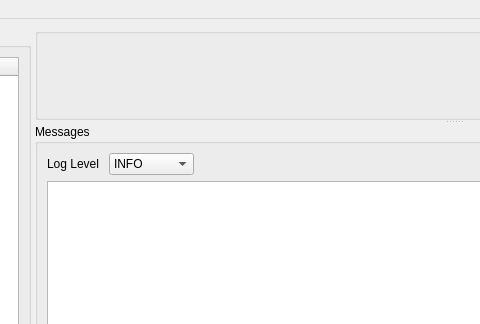
ShreeshaN/USoundApp, file homescreen.ui: the form before one commit; both pictures show x 258 to 738 and y 0 to 324 of the 1140 by 738 pixel window.
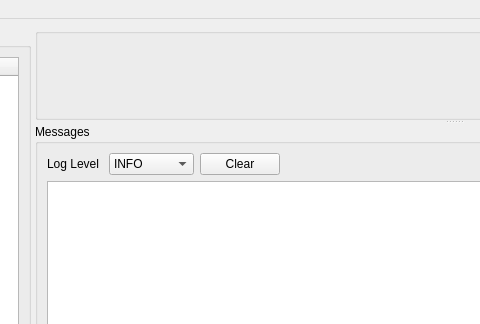
The form after the commit. Icons and pictures are not drawn.

Commit message: Support to clear logs

What changed in the file:
```diff
--- a/homescreen.ui
+++ b/homescreen.ui
@@ -311,6 +311,13 @@
                </item>
               </widget>
              </item>
+             <item>
+              <widget class="QPushButton" name="clearLogs">
+               <property name="text">
+                <string>Clear</string>
+               </property>
+              </widget>
+             </item>
              <item>
               <spacer name="horizontalSpacer_2">
                <property name="orientation">
```
Left out of the diff: 4 changed lines with no effect on the pictures. The commit also changes 2 other files.
